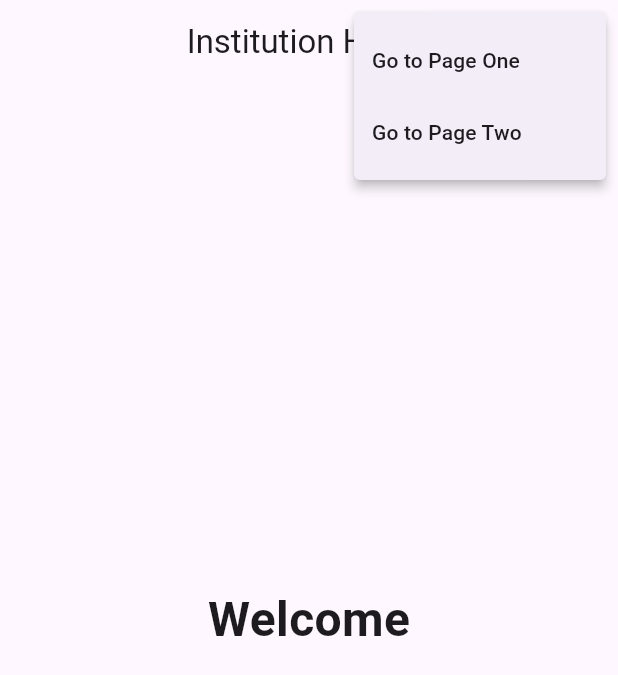
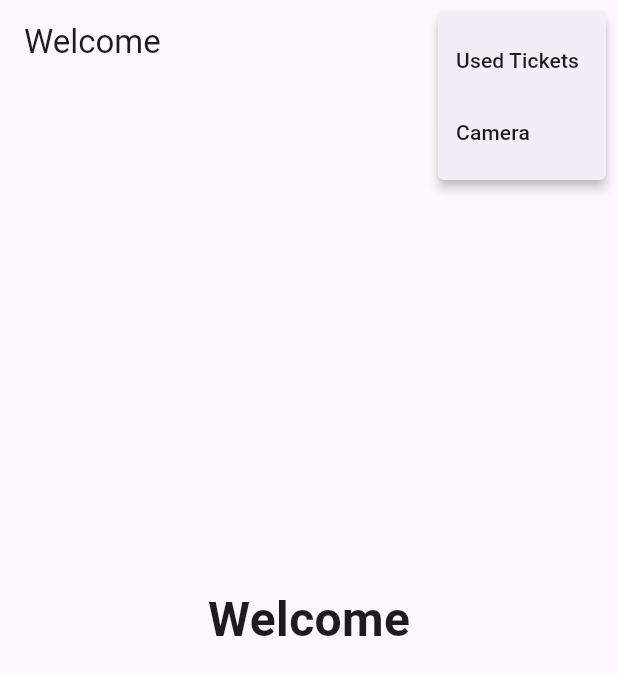
Before and after one commit to jason4851/institution_app, a Flutter app: the HomePage screen opened directly, after a tap on the "more vert" icon, on a phone screen of 412 x 824 dp. Shown: the top 675 px of the screen. Run offline on Flutter 3.47's test engine with Material 3 defaults, Android fonts, the phone set to English and light mode, and no system bars; our stand-ins replace camera, cloud_firestore, firebase_auth, firebase_core; missing offline and left inert: gal; accounts and stored records are empty.

Commit message:
fixed stuff

```diff
--- a/lib/home.dart
+++ b/lib/home.dart
@@ -3,6 +3,7 @@ import 'package:cloud_firestore/cloud_firestore.dart';
 import 'package:firebase_auth/firebase_auth.dart';
 import 'package:institution_app/camera.dart';
 import 'package:institution_app/used_tickets';
+
 
 class HomePage extends StatefulWidget {
   const HomePage({super.key});
@@ -22,10 +23,19 @@ class _HomePageState extends State<HomePage> {
   }
 
   Future<void> fetchInstitutionDetails() async {
-    final userId = FirebaseAuth.instance.currentUser!.uid;
+    final user = FirebaseAuth.instance.currentUser;
+
+    if (user == null) {
+      setState(() {
+        institutionName = 'No user logged in';
+        isLoading = false;
+      });
+      return;
+    }
+
+    final userId = user.uid;
 
     try {
-      // Directly look inside "institutions" collection for current logged-in institution
       final institutionSnapshot = await FirebaseFirestore.instance
           .collection('institutions')
           .doc(userId)
@@ -55,8 +65,8 @@ class _HomePageState extends State<HomePage> {
   Widget build(BuildContext context) {
     return Scaffold(
       appBar: AppBar(
-  title: Text('Institution Home'),
-  centerTitle: true,
+        title: Text('Welcome'),
+        centerTitle: false,
         actions: [
           PopupMenuButton<int>(
             onSelected: (value) {
@@ -68,24 +78,23 @@ appBar: AppBar(
               } else if (value == 2) {
                 Navigator.push(
                   context,
-            MaterialPageRoute(builder: (context) => Camera()),// will get replaced with blink detection
+                  MaterialPageRoute(builder: (context) => Camera()),
                 );
               }
             },
             itemBuilder: (context) => [
               PopupMenuItem(
                 value: 1,
-          child: Text('Go to Page One'),
+                child: Text('Used Tickets'),
               ),
               PopupMenuItem(
                 value: 2,
-          child: Text('Go to Page Two'),
+                child: Text('Camera'),
               ),
             ],
-    )
+          ),
         ],
       ),
-
       body: Center(
         child: isLoading
             ? CircularProgressIndicator()
```
Also changed, not shown: 2 other files. Lines whose indentation alone changed are shown as unchanged.
